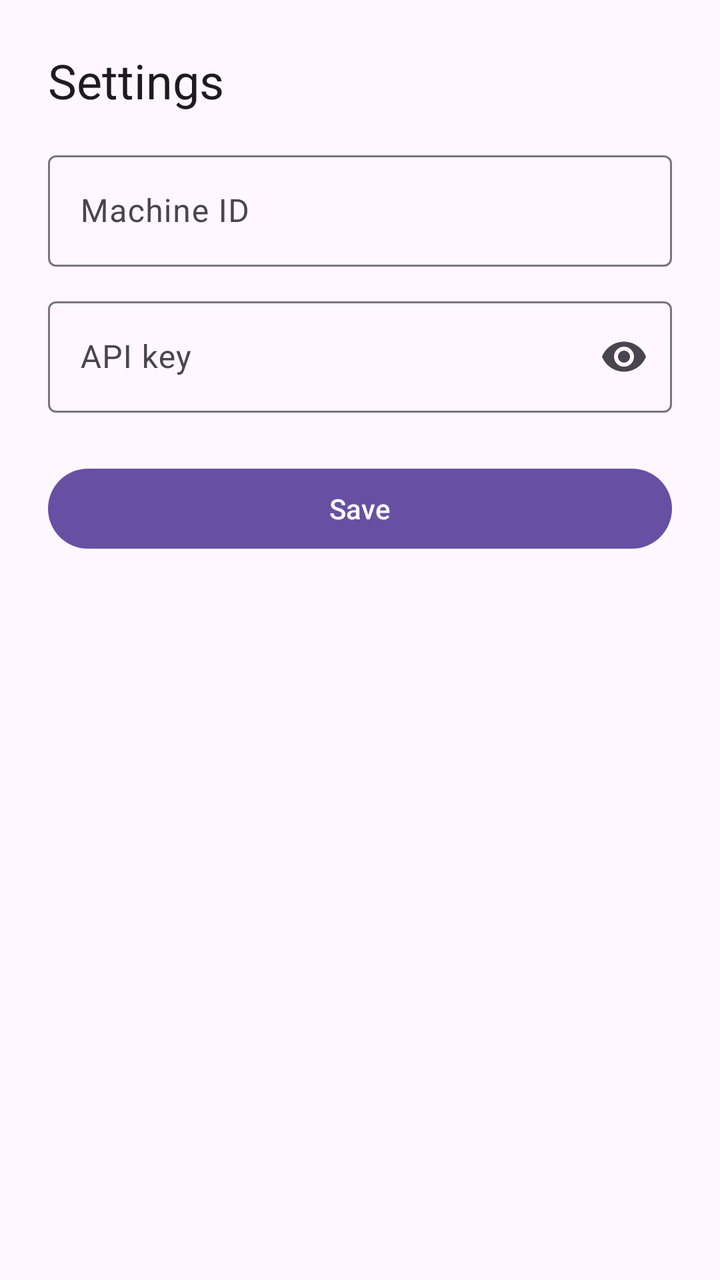
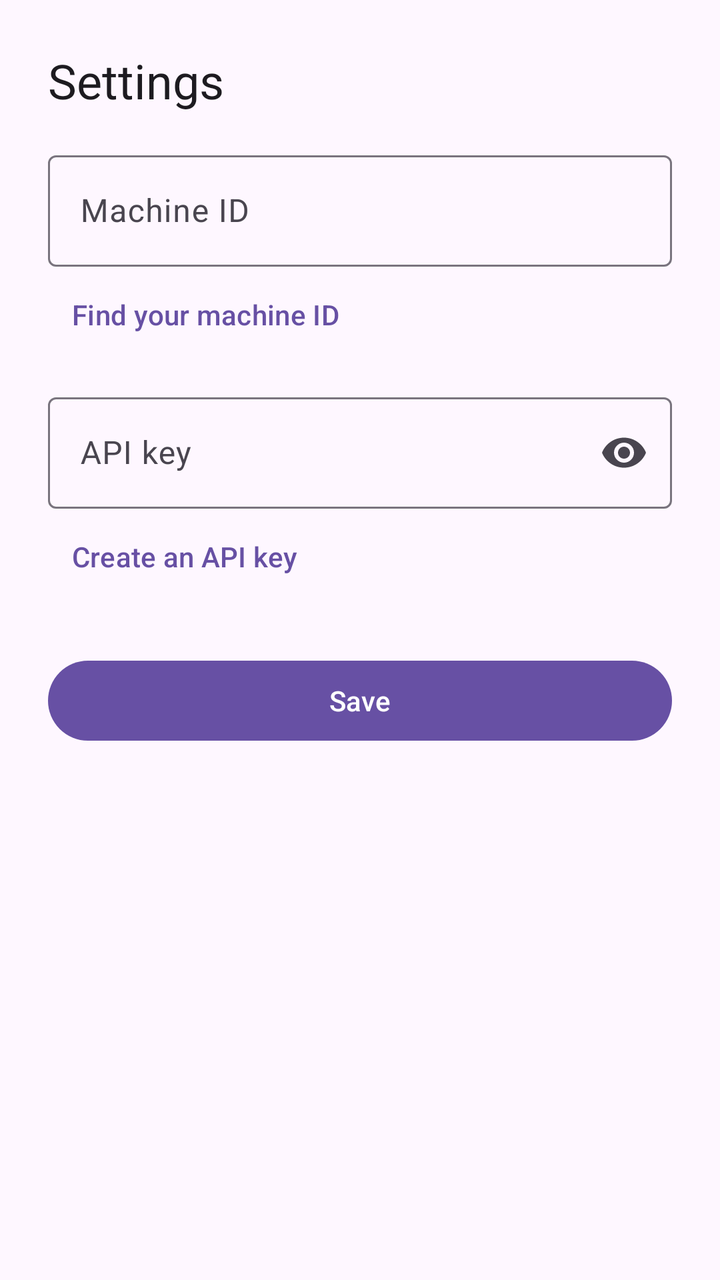

An Android layout rendered at two revisions. The XML below is the earlier revision; the diff shows what the commit changed to produce the second picture.
<!-- AndroidManifest.xml: application theme Theme.PaperspaceAccess -->
<!-- res/layout/activity_settings.xml -->
<?xml version="1.0" encoding="utf-8"?>
<LinearLayout xmlns:android="http://schemas.android.com/apk/res/android"
    xmlns:app="http://schemas.android.com/apk/res-auto"
    android:layout_width="match_parent"
    android:layout_height="match_parent"
    android:fitsSystemWindows="true"
    android:orientation="vertical"
    android:padding="24dp">

    <TextView
        android:layout_width="wrap_content"
        android:layout_height="wrap_content"
        android:layout_marginBottom="16dp"
        android:text="@string/settings"
        android:textAppearance="?attr/textAppearanceHeadlineSmall" />

    <com.google.android.material.textfield.TextInputLayout
        android:layout_width="match_parent"
        android:layout_height="wrap_content"
        android:hint="@string/machine_id">

        <com.google.android.material.textfield.TextInputEditText
            android:id="@+id/machineIdInput"
            android:layout_width="match_parent"
            android:layout_height="wrap_content"
            android:inputType="text"
            android:maxLines="1" />
    </com.google.android.material.textfield.TextInputLayout>

    <com.google.android.material.textfield.TextInputLayout
        android:layout_width="match_parent"
        android:layout_height="wrap_content"
        android:layout_marginTop="12dp"
        android:hint="@string/api_key"
        app:endIconMode="password_toggle">

        <com.google.android.material.textfield.TextInputEditText
            android:id="@+id/apiKeyInput"
            android:layout_width="match_parent"
            android:layout_height="wrap_content"
            android:inputType="textPassword"
            android:maxLines="1" />
    </com.google.android.material.textfield.TextInputLayout>

    <Button
        android:id="@+id/saveButton"
        android:layout_width="match_parent"
        android:layout_height="wrap_content"
        android:layout_marginTop="24dp"
        android:text="@string/save" />
</LinearLayout>
<!-- resources referenced by this layout -->
<resources>
  <string name="api_key">API key</string>
  <string name="machine_id">Machine ID</string>
  <string name="save">Save</string>
  <string name="settings">Settings</string>
  <style name="Theme.PaperspaceAccess" parent="Theme.Material3.DayNight.NoActionBar" />
</resources>

<!-- the commit's change to res/layout/activity_settings.xml (unified diff, before → after) -->
@@ -27,6 +27,13 @@
             android:maxLines="1" />
     </com.google.android.material.textfield.TextInputLayout>
 
+    <Button
+        android:id="@+id/machinesLink"
+        style="@style/Widget.Material3.Button.TextButton"
+        android:layout_width="wrap_content"
+        android:layout_height="wrap_content"
+        android:text="@string/find_machine_id" />
+
     <com.google.android.material.textfield.TextInputLayout
         android:layout_width="match_parent"
         android:layout_height="wrap_content"
@@ -43,6 +50,13 @@
     </com.google.android.material.textfield.TextInputLayout>
 
     <Button
+        android:id="@+id/apiKeysLink"
+        style="@style/Widget.Material3.Button.TextButton"
+        android:layout_width="wrap_content"
+        android:layout_height="wrap_content"
+        android:text="@string/get_api_key" />
+
+    <Button
         android:id="@+id/saveButton"
         android:layout_width="match_parent"
         android:layout_height="wrap_content"
<!-- resource entries referenced after the edit -->
@@ -1,6 +1,8 @@
 <!-- resources referenced by this layout -->
 <resources>
   <string name="api_key">API key</string>
+  <string name="find_machine_id">Find your machine ID</string>
+  <string name="get_api_key">Create an API key</string>
   <string name="machine_id">Machine ID</string>
   <string name="save">Save</string>
   <string name="settings">Settings</string>
